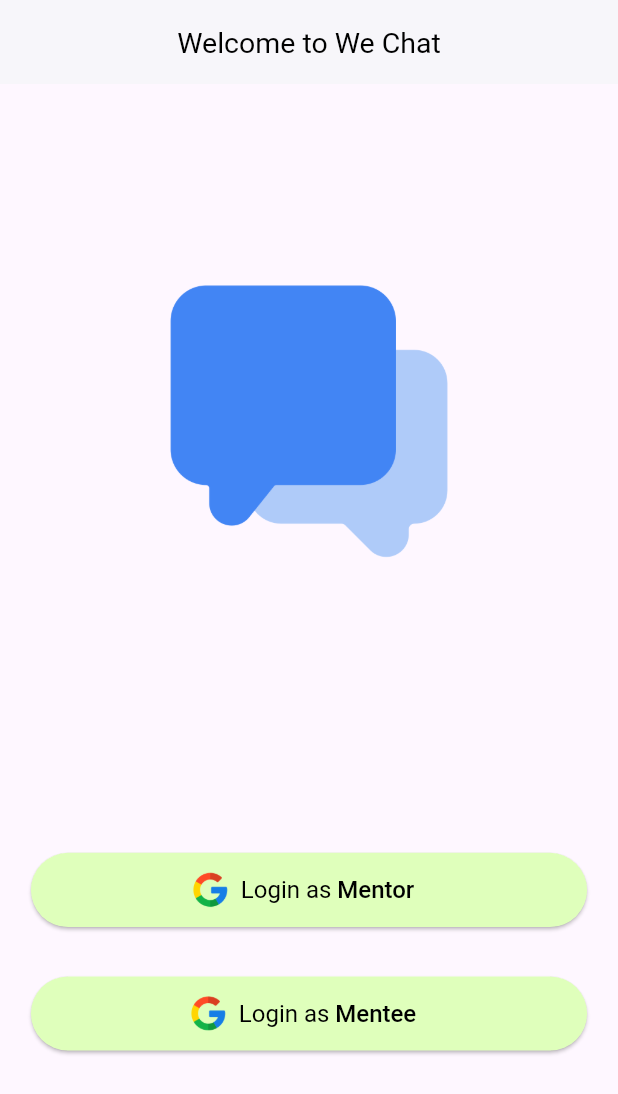
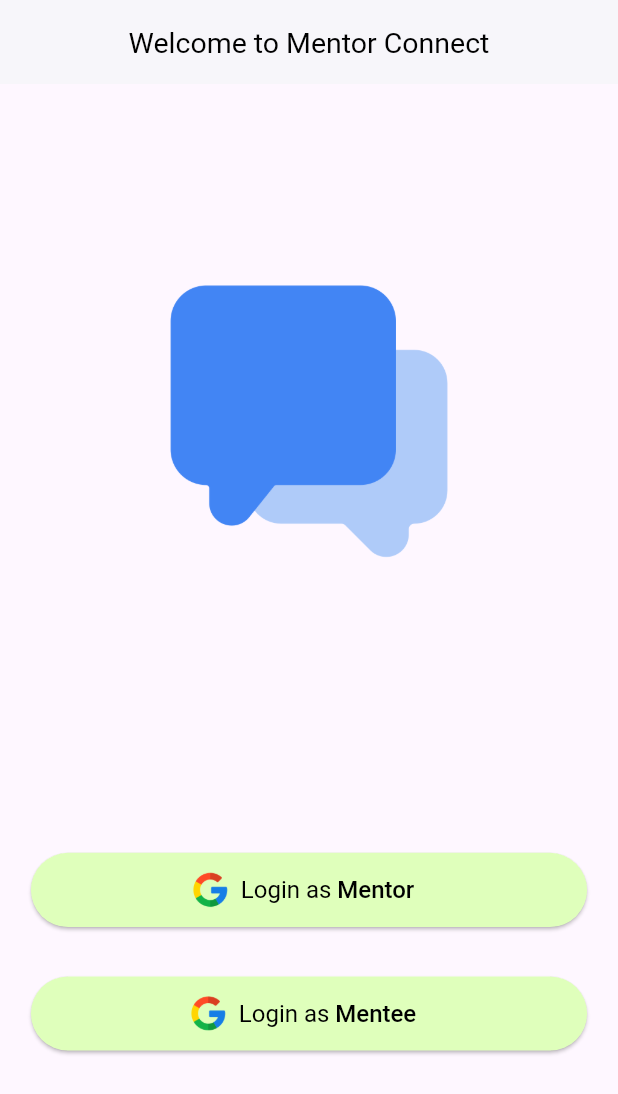
Before and after one commit to keyur536/Mentor_Connect, a Flutter app: the screen it shows after launch, on a phone screen of 412 x 824 dp. Shown: the top 1094 px of the screen. Run offline on Flutter 3.47's test engine with Material 3 defaults, Android fonts, the phone set to English and light mode, and no system bars; our stand-ins replace cached_network_image, cloud_firestore, emoji_picker_flutter, firebase_auth, firebase_core, firebase_messaging and 4 more; missing offline and left inert: flutter_notification_channel; accounts and stored records are empty.

Commit message:
final commit

```diff
--- a/lib/api/apis.dart
+++ b/lib/api/apis.dart
@@ -74,9 +74,6 @@ class APIs {
           "body": msg,
           "android_channel_id": "chats"
         },
-        // "data": {
-        //   "some_data": "User ID: ${me.id}",
-        // },
       };
 
       var res = await post(Uri.parse('https://fcm.googleapis.com/fcm/send'),
--- a/lib/screens/auth/login_screen.dart
+++ b/lib/screens/auth/login_screen.dart
@@ -110,12 +110,6 @@ class _LoginScreenState extends State<LoginScreen> {
     }
   }
 
-  //sign out function
-  // _signOut() async {
-  //   await FirebaseAuth.instance.signOut();
-  //   await GoogleSignIn().signOut();
-  // }
-
   @override
   Widget build(BuildContext context) {
     //initializing media query (for getting device screen size)
@@ -125,7 +119,7 @@ class _LoginScreenState extends State<LoginScreen> {
       //app bar
       appBar: AppBar(
         automaticallyImplyLeading: false,
-        title: const Text('Welcome to We Chat'),
+        title: const Text('Welcome to Mentor Connect'),
       ),
 
       //body
```
Also changed, not shown: lib/screens/home_screen.dart (+0 -7 lines).
